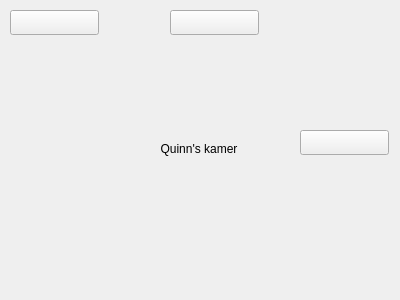
Old version of the form kamer_quinn.ui in the repository djog/djog_nanos_2018.
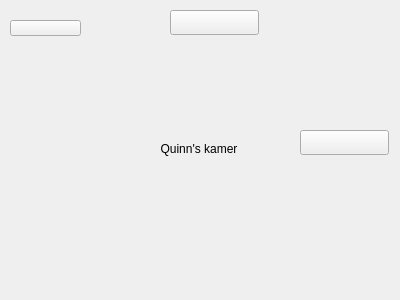
New version of the form.

Patch:
```diff
--- a/kamer_quinn.ui
+++ b/kamer_quinn.ui
@@ -33,9 +33,9 @@
    <property name="geometry">
     <rect>
      <x>10</x>
-     <y>10</y>
-     <width>89</width>
-     <height>25</height>
+     <y>20</y>
+     <width>71</width>
+     <height>16</height>
     </rect>
    </property>
    <property name="text">
```
